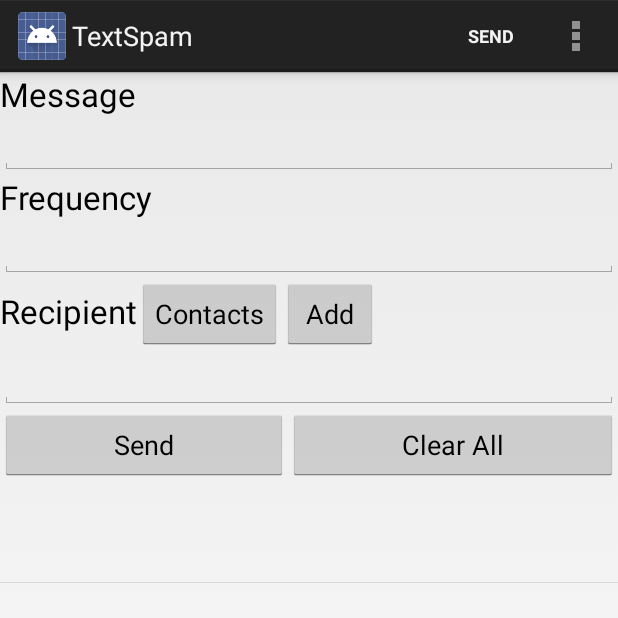
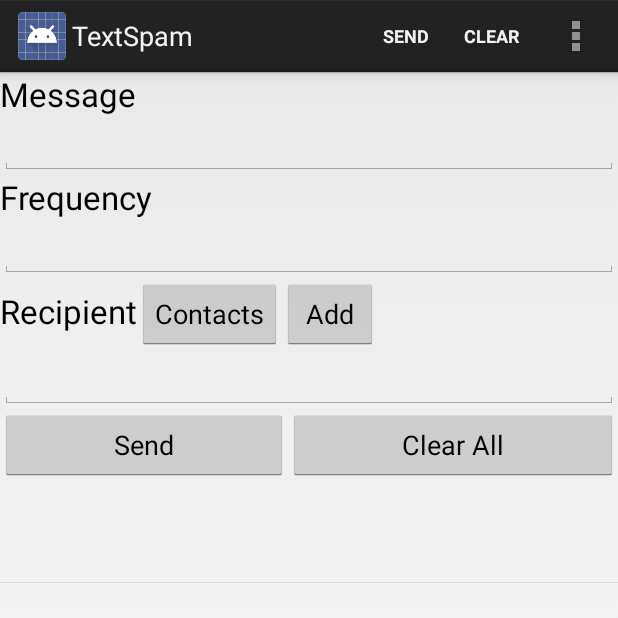
Before and after one commit to andrew749/TextSpam, an Android app: the MainActivity screen opened directly, with no data from a screen before it, after a tap on "Add", on a phone screen of 412 x 824 dp, the top half of it. Run offline under Robolectric (Android 15) with nearby library versions, the phone set to English and light mode, and no system bars; plain views replace AdView.

Commit message:
added clear button option

```diff
--- a/TextSpam/src/main/res/menu/main.xml
+++ b/TextSpam/src/main/res/menu/main.xml
@@ -8,4 +8,8 @@
             android:id="@+id/sendmessage"
             android:title="Send"
             android:showAsAction="always"></item>
+    <item
+            android:id="@+id/clearmessage"
+            android:title="Clear"
+            android:showAsAction="always"></item>
 </menu>
```
